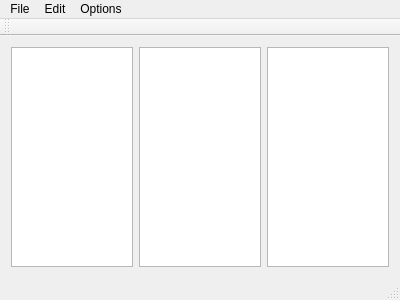
Old version of the form main_window.ui in the repository aardvarkk/samplicity.
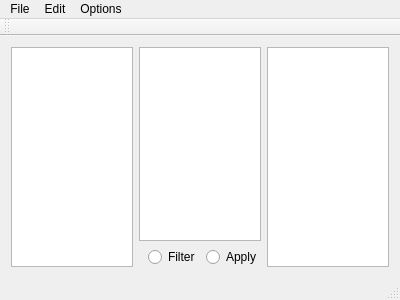
New version of the form.

Commit message: Open file in explorer from selected sample. Added an unused tag mode to describe what operation should occur when selections are made in the tag window.

Patch:
```diff
--- a/main_window.ui
+++ b/main_window.ui
@@ -23,10 +23,79 @@
      </widget>
     </item>
     <item>
-     <widget class="QTreeView" name="tagsTreeView">
-      <property name="selectionMode">
-       <enum>QAbstractItemView::ExtendedSelection</enum>
-      </property>
+     <widget class="QWidget" name="tags" native="true">
+      <layout class="QVBoxLayout" name="verticalLayout_2">
+       <property name="leftMargin">
+        <number>0</number>
+       </property>
+       <property name="topMargin">
+        <number>0</number>
+       </property>
+       <property name="rightMargin">
+        <number>0</number>
+       </property>
+       <property name="bottomMargin">
+        <number>0</number>
+       </property>
+       <item>
+        <widget class="QTreeView" name="tagsTreeView">
+         <property name="selectionMode">
+          <enum>QAbstractItemView::ExtendedSelection</enum>
+         </property>
+        </widget>
+       </item>
+       <item>
+        <widget class="QWidget" name="tagsModes" native="true">
+         <layout class="QHBoxLayout" name="horizontalLayout_3">
+          <property name="leftMargin">
+           <number>0</number>
+          </property>
+          <property name="topMargin">
+           <number>0</number>
+          </property>
+          <property name="rightMargin">
+           <number>0</number>
+          </property>
+          <property name="bottomMargin">
+           <number>0</number>
+          </property>
+          <item>
+           <spacer name="horizontalSpacer">
+            <property name="orientation">
+             <enum>Qt::Horizontal</enum>
+            </property>
+            <property name="sizeHint" stdset="0">
+             <size>
+              <width>40</width>
+              <height>20</height>
+             </size>
+            </property>
+           </spacer>
+          </item>
+          <item>
+           <widget class="QRadioButton" name="filterRadioButton">
+            <property name="text">
+             <string>Filter</string>
+            </property>
+            <attribute name="buttonGroup">
+             <string notr="true">tagMode</string>
+            </attribute>
+           </widget>
+          </item>
+          <item>
+           <widget class="QRadioButton" name="applyRadioButton">
+            <property name="text">
+             <string>Apply</string>
+            </property>
+            <attribute name="buttonGroup">
+             <string notr="true">tagMode</string>
+            </attribute>
+           </widget>
+          </item>
+         </layout>
+        </widget>
+       </item>
+      </layout>
      </widget>
     </item>
     <item>
```
Left out of the diff: 12 changed lines with no effect on the pictures. The commit also changes 2 other files.
